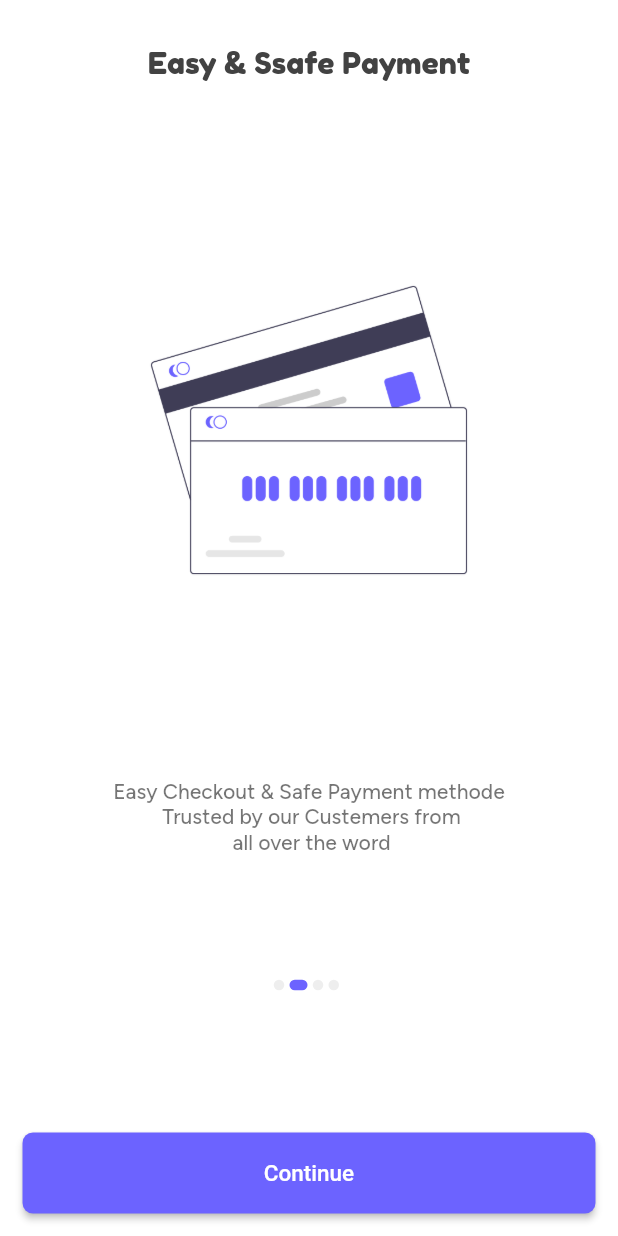
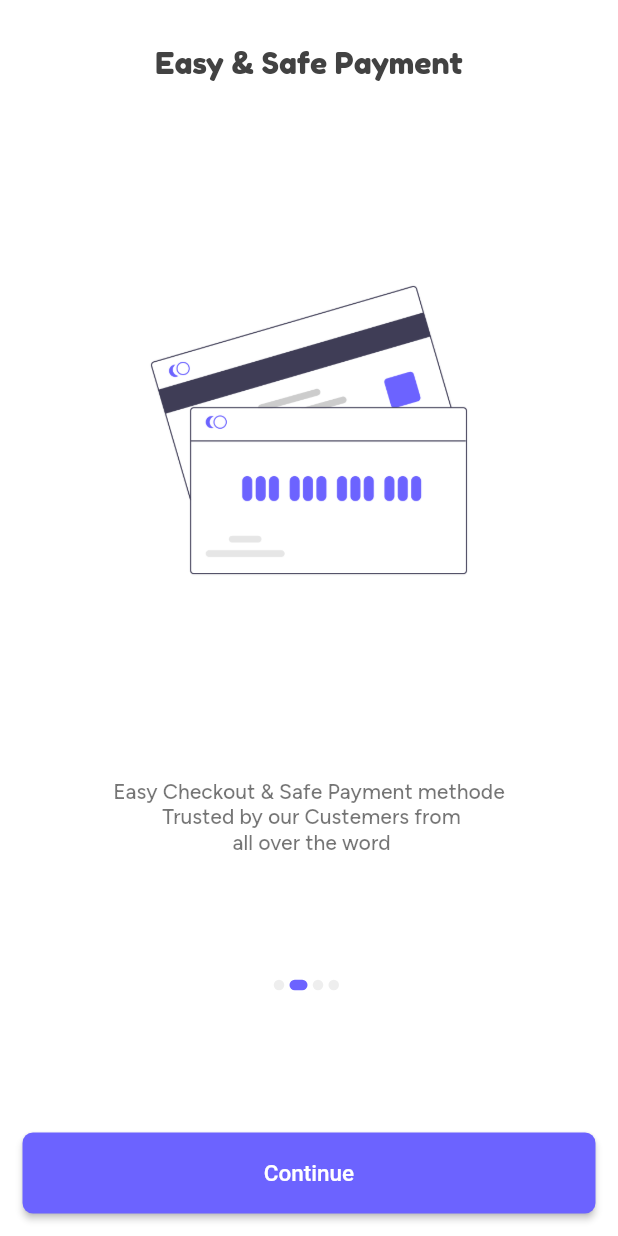
Before and after one commit to Medmoussaoui/ecommerce-app, a Flutter app: the screen it shows after launch, swiped to page 2, on a phone screen of 412 x 824 dp. Run offline on Flutter 3.47's test engine with Material 2 defaults, Android fonts, the phone set to English and light mode, and no system bars; our stand-ins replace get.

Commit message:
add themeData textStyles

```diff
--- a/lib/data/source/static/onboarding_data.dart
+++ b/lib/data/source/static/onboarding_data.dart
@@ -8,7 +8,7 @@ List<OnBoardingModule> onBoardingList = [
     AppImageAsset.onDoardingProducts,
   ),
   OnBoardingModule(
-    'Easy & Ssafe Payment',
+    'Easy & Safe Payment',
     'Easy Checkout & Safe Payment methode \n Trusted by our Custemers from \n all over the word',
     AppImageAsset.onDoardingPayment,
   ),
--- a/lib/main.dart
+++ b/lib/main.dart
@@ -1,3 +1,4 @@
+import 'package:ecommercecourse/core/constant/color.dart';
 import 'package:ecommercecourse/routes.dart';
 import 'package:ecommercecourse/view/screen/auth/login_page.dart';
 import 'package:ecommercecourse/view/screen/onboarding_screen.dart';
@@ -18,6 +19,18 @@ class MyApp extends StatelessWidget {
       debugShowCheckedModeBanner: false,
       title: 'Flutter Demo',
       theme: ThemeData(
+        textTheme: TextTheme(
+          headline1: TextStyle(
+            fontFamily: 'FredokaOne',
+            fontSize: 20.0,
+            color: AppColor.blackGrey,
+          ),
+          bodyText1: TextStyle(
+            fontFamily: 'Figtree',
+            fontWeight: FontWeight.w500,
+            color: AppColor.grey,
+          ),
+        ),
         primaryColor: const Color(0xff6c63ff),
       ),
       home: OnBoardingScreen(),
--- a/lib/view/widget/onboarding/custom_slider.dart
+++ b/lib/view/widget/onboarding/custom_slider.dart
@@ -19,14 +19,8 @@ class CustomSliderOnBoarding extends GetView<OnBoardingController> {
       itemBuilder: (context, index) {
         return Column(
           children: [
-            Text(
-              onBoardingList[index].title,
-              style: TextStyle(
-                fontFamily: 'FredokaOne',
-                fontSize: 20.0,
-                color: AppColor.blackGrey,
-              ),
-            ),
+            Text(onBoardingList[index].title,
+                style: Theme.of(context).textTheme.headline1),
             const Spacer(),
             SizedBox(
               height: 300,
@@ -37,11 +31,7 @@ class CustomSliderOnBoarding extends GetView<OnBoardingController> {
             Text(
               onBoardingList[index].body,
               textAlign: TextAlign.center,
-              style: TextStyle(
-                fontFamily: 'Figtree',
-                fontWeight: FontWeight.w500,
-                color: AppColor.grey,
-              ),
+              style: Theme.of(context).textTheme.bodyText1,
             ),
             const Spacer(),
           ],
```
